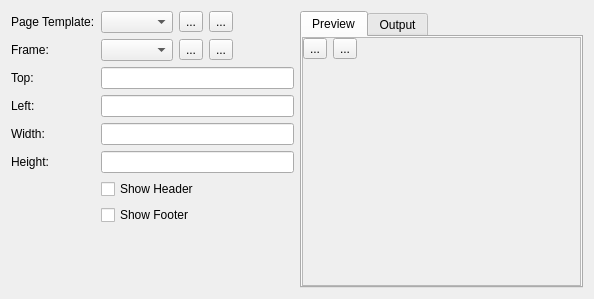
First picture: the form in gui/pagetemplates.ui, repository rafaelmartins/rst2pdf, before the edit.
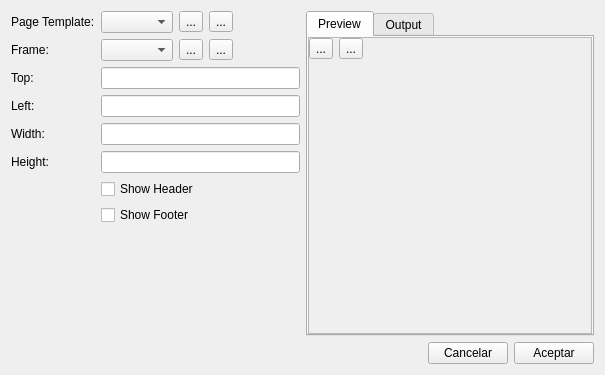
Second picture: the form after the edit. Icons and pictures are not drawn.

```diff
--- a/gui/pagetemplates.ui
+++ b/gui/pagetemplates.ui
@@ -6,14 +6,16 @@
    <rect>
     <x>0</x>
     <y>0</y>
-    <width>594</width>
-    <height>299</height>
+    <width>605</width>
+    <height>375</height>
    </rect>
   </property>
   <property name="windowTitle">
    <string>Form</string>
   </property>
-  <layout class="QHBoxLayout" name="horizontalLayout_3">
+  <layout class="QVBoxLayout" name="verticalLayout_4">
+   <item>
+    <layout class="QHBoxLayout" name="horizontalLayout_5">
    <item>
     <layout class="QFormLayout" name="formLayout">
      <property name="fieldGrowthPolicy">
@@ -185,8 +187,8 @@
            <rect>
             <x>0</x>
             <y>0</y>
-            <width>274</width>
-            <height>249</height>
+              <width>279</width>
+              <height>287</height>
            </rect>
           </property>
           <layout class="QVBoxLayout" name="verticalLayout_3">
@@ -278,6 +280,39 @@
       </layout>
      </widget>
     </widget>
+     </item>
+    </layout>
+   </item>
+   <item>
+    <layout class="QHBoxLayout" name="horizontalLayout_3">
+     <item>
+      <spacer name="horizontalSpacer_2">
+       <property name="orientation">
+        <enum>Qt::Horizontal</enum>
+       </property>
+       <property name="sizeHint" stdset="0">
+        <size>
+         <width>40</width>
+         <height>20</height>
+        </size>
+       </property>
+      </spacer>
+     </item>
+     <item>
+      <widget class="QPushButton" name="cancel">
+       <property name="text">
+        <string>Cancelar</string>
+       </property>
+      </widget>
+     </item>
+     <item>
+      <widget class="QPushButton" name="ok">
+       <property name="text">
+        <string>Aceptar</string>
+       </property>
+      </widget>
+     </item>
+    </layout>
    </item>
   </layout>
  </widget>
```
Lines whose indentation alone changed are shown as unchanged.
